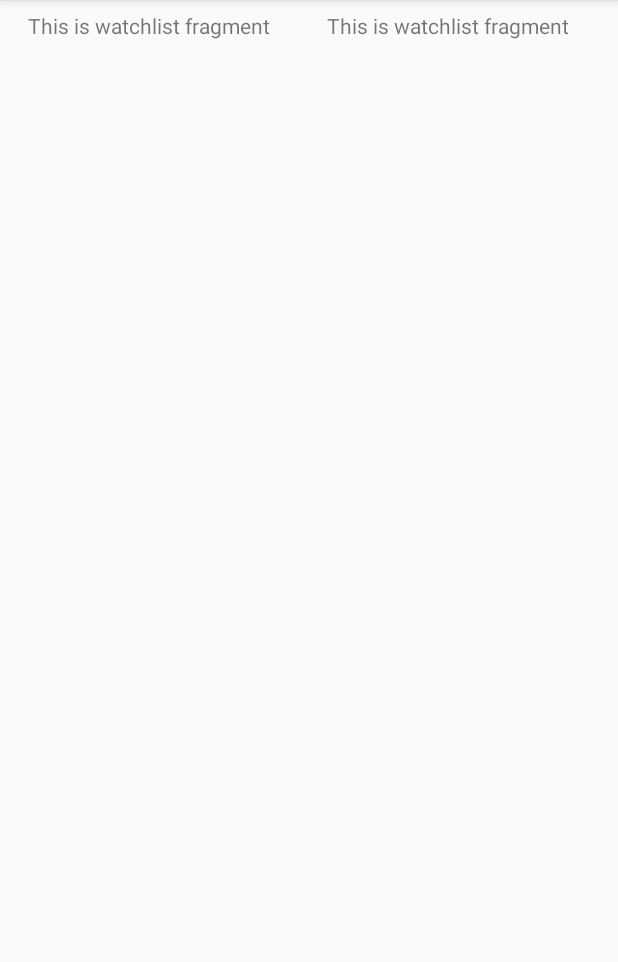
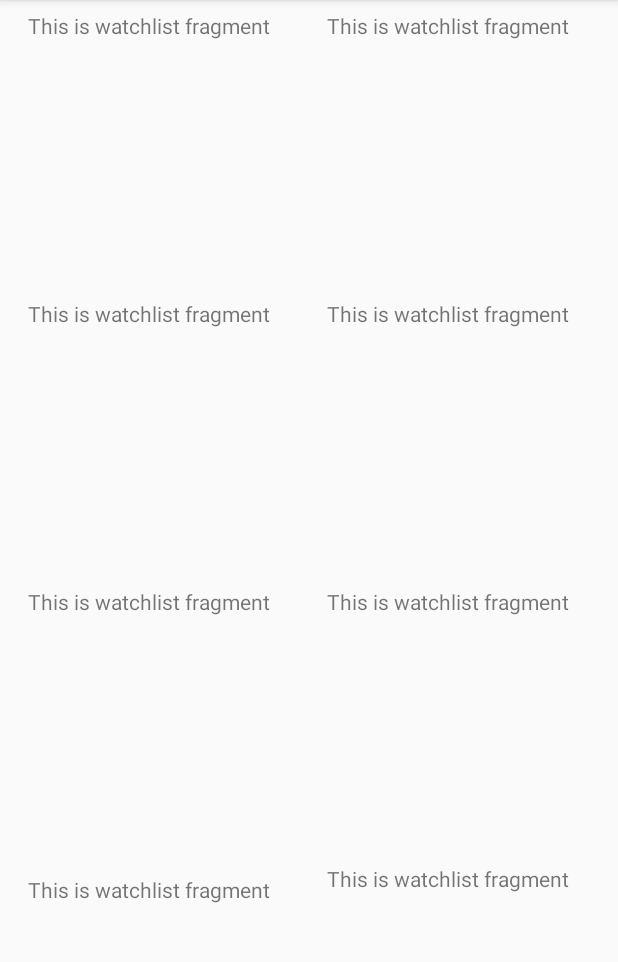
Before and after one commit to jshaner/buffy, an Android app: the fragment WatchlistFragment shown on its own in the app's theme, on a phone screen of 412 x 824 dp, the part 84-1046 px from its top. Run offline under Robolectric (Android 15) with nearby library versions, the phone set to English and light mode, and no system bars.

Commit message:
Revised Search Result Fragment. Builds/Runs.

```diff
--- a/app/src/main/java/edu/cnm/deepdive/buffy/controller/WatchlistFragment.java
+++ b/app/src/main/java/edu/cnm/deepdive/buffy/controller/WatchlistFragment.java
@@ -25,12 +25,27 @@ public class WatchlistFragment extends Fragment {
         View root = inflater.inflate(R.layout.fragment_watchlist, container, false);
         final TextView watchlist1 = root.findViewById(R.id.watchlist_title1);
         final TextView watchlist2 = root.findViewById(R.id.watchlist_title2);
+        final TextView watchlist3 = root.findViewById(R.id.watchlist_title3);
+        final TextView watchlist4 = root.findViewById(R.id.watchlist_title4);
+        final TextView watchlist5 = root.findViewById(R.id.watchlist_title5);
+        final TextView watchlist6 = root.findViewById(R.id.watchlist_title6);
+        final TextView watchlist7 = root.findViewById(R.id.watchlist_title7);
+        final TextView watchlist8 = root.findViewById(R.id.watchlist_title8);
+
+
 
         watchlistViewModel.getText().observe(getViewLifecycleOwner(), new Observer<String>() {
             @Override
             public void onChanged(@Nullable String s) {
                 watchlist1.setText(s);
                 watchlist2.setText(s);
+                watchlist3.setText(s);
+                watchlist4.setText(s);
+                watchlist5.setText(s);
+                watchlist6.setText(s);
+                watchlist7.setText(s);
+                watchlist8.setText(s);
+
             }
         });
         return root;
```
Also changed, not shown: app/src/main/java/edu/cnm/deepdive/buffy/controller/SearchResultFragment.java (+10 -2 lines).
